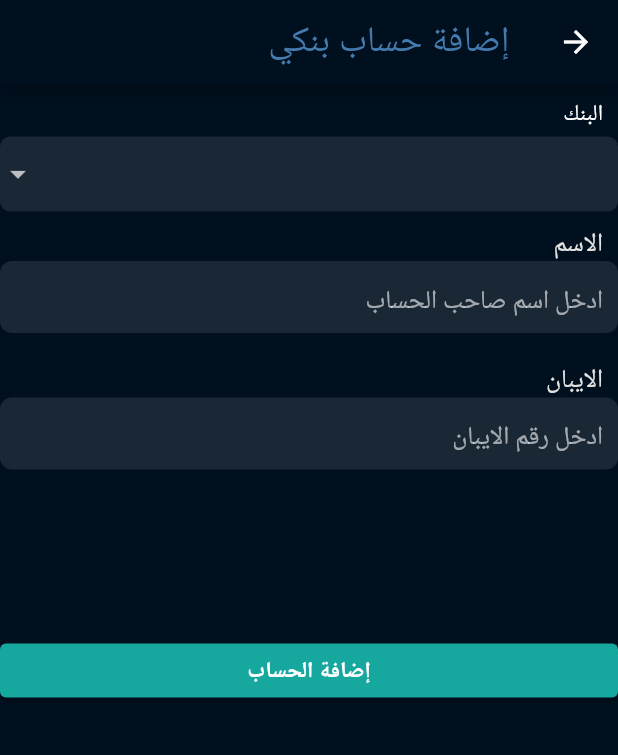
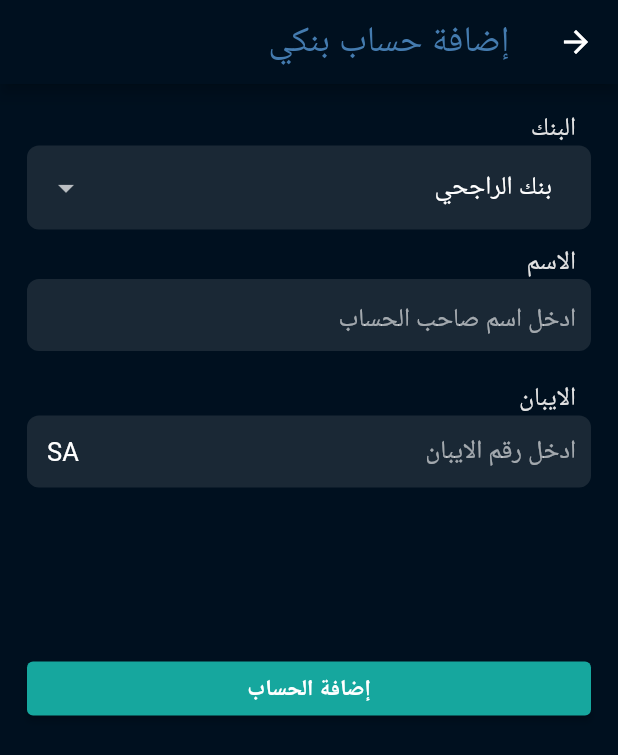
Before and after one commit to Abdulaziz4/aomlah, a Flutter app: the BankAccountSelectionView screen opened by its route, after a tap on an icon or button, on a phone screen of 412 x 824 dp. Shown: the top 755 px of the screen. Run offline on Flutter 3.47's test engine with Material 2 defaults, Android fonts, the phone set to English and light mode, and no system bars; our stand-ins replace firebase_core, flutter_spinkit, flutter_svg, google_fonts, logger, rxdart and 4 more; missing offline and left inert: clipboard; accounts and stored records are empty; network calls fail; Roboto replaces fonts that are missing (Cairo).

Commit message:
Create Bank Account Link to DB

```diff
--- a/lib/core/enums/aomlah_tables.dart
+++ b/lib/core/enums/aomlah_tables.dart
@@ -1 +1 @@
-enum AomlahTable { profiles, offers, wallets, view_profiles }
+enum AomlahTable { profiles, offers, wallets, view_profiles, bank_accounts }
--- a/lib/core/models/aomlah_user.dart
+++ b/lib/core/models/aomlah_user.dart
@@ -44,9 +44,9 @@ class AomlahUser {
   factory AomlahUser.fromJson(Map<String, dynamic> map) {
     List<BankAccount> accounts = [];
     if ((map["bank_accounts"] as List).first != null) {
-      accounts = (map["bank_accounts"] as List)
-          .map((e) => BankAccount.fromJson(e))
-          .toList();
+      accounts = (map["bank_accounts"] as List).map((e) {
+        return BankAccount.fromJson(e);
+      }).toList();
     }
     return AomlahUser(
       profileId: map['profile_id'] ?? '',
--- a/lib/core/models/bank_account.dart
+++ b/lib/core/models/bank_account.dart
@@ -4,31 +4,32 @@ class BankAccount {
   final String iban;
   final String ownerName;
   final String bankName;
+  final String profileId;
 
   BankAccount({
     required this.iban,
     required this.ownerName,
     required this.bankName,
+    required this.profileId,
   });
 
-  Map<String, dynamic> toMap() {
+  Map<String, dynamic> toJson() {
     return {
       'iban': iban,
       'owner_name': ownerName,
       'bank_name': bankName,
+      "profile_id": profileId,
     };
   }
 
-  factory BankAccount.fromMap(Map<String, dynamic> map) {
+  factory BankAccount.fromJson(Map<String, dynamic> map) {
     return BankAccount(
       iban: map['iban'] ?? '',
       ownerName: map['owner_name'] ?? '',
       bankName: map['bank_name'] ?? '',
+      profileId: map['profile_id'] ?? '',
     );
   }
 
-  String toJson() => json.encode(toMap());
-
-  factory BankAccount.fromJson(String source) =>
-      BankAccount.fromMap(json.decode(source));
+  String ibanLabel() => "SA " + iban;
 }
--- a/lib/core/services/abstract_supabase.dart
+++ b/lib/core/services/abstract_supabase.dart
@@ -67,6 +67,8 @@ abstract class AbstractSupabase {
       query: query,
       select: select,
     ).execute();
+
+    print(response.data);
 
     if (response.error != null) {
       throw Exception("حدث خطأ ما، الرجاء المحاولة لاحقاً");
--- a/lib/core/services/supabase_service.dart
+++ b/lib/core/services/supabase_service.dart
@@ -1,5 +1,6 @@
 import 'package:aomlah/core/enums/aomlah_tables.dart';
 import 'package:aomlah/core/models/aomlah_user.dart';
+import 'package:aomlah/core/models/bank_account.dart';
 import 'package:aomlah/core/models/offer.dart';
 import 'package:aomlah/core/models/wallet.dart';
 import 'package:aomlah/core/services/abstract_supabase.dart';
@@ -69,6 +70,10 @@ class SupabaseService extends AbstractSupabase {
     await insert(AomlahTable.offers, offer.toJson());
   }
 
+  Future<void> createBank(BankAccount account) async {
+    await insert(AomlahTable.bank_accounts, account.toJson());
+  }
+
   Future<void> createWallet(
     Wallet wallet,
   ) async {
--- a/lib/ui/add_bank_account/add_bank_acc_view.dart
+++ /dev/null
@@ -1,80 +0,0 @@
-import 'package:aomlah/ui/shared/rounded_input_field.dart';
-import 'package:aomlah/ui/views/bank_account_selection/Custom_Menu_V2.dart';
-import 'package:aomlah/ui/views/create_offer/common/custom_menu.dart';
-import 'package:flutter/material.dart';
-import 'package:flutter_svg/svg.dart';
-
-class AddBankAccView extends StatefulWidget {
-  const AddBankAccView({Key? key}) : super(key: key);
-
-  @override
-  State<AddBankAccView> createState() => _addBankAccState();
-}
-
-class _addBankAccState extends State<AddBankAccView> {
-  final bankList = [
-    'بنك الاهلي',
-    'بنك الراجحي',
-    'بنك ساب',
-    'بنك الرياض',
-    'بنك الإنماء',
-    'بنك البلاد',
-    'البنك السعودي للإستثمار'
-  ];
-  String? cListVal, currListVal;
-  @override
-  Widget build(BuildContext context) {
-    FocusNode myFocusNode = new FocusNode();
-
-    return Scaffold(
-        appBar: AppBar(
-          title: Text("إضافة حساب بنكي"),
-        ),
-        body: Column(
-          crossAxisAlignment: CrossAxisAlignment.start,
-          children: <Widget>[
-            Container(
-              margin: EdgeInsets.fromLTRB(0, 10, 10, 5),
-              child: Text("البنك"),
-            ),
-            CustomMenuV2(
-              dropdownButton: bankAccDropButton(),
-              menuMargin: EdgeInsets.all(0),
-            ),
-            RoundedInputField(
-              label: "الاسم",
-              hintText: "ادخل اسم صاحب الحساب",
-            ),
-            RoundedInputField(
-              label: "الايبان",
-              hintText: "ادخل رقم الايبان",
-            ),
-            Container(height: 100),
-            SizedBox(
-              width: MediaQuery.of(context).size.width,
-              child: ElevatedButton(
-                  onPressed: () {},
-                  child: Text("إضافة الحساب"),
-                  style: ElevatedButton.styleFrom(onPrimary: Colors.white)),
-            ),
-          ],
-        ));
-  }
-
-  DropdownButton bankAccDropButton() => DropdownButton(
-        isExpanded: true,
-        items: bankList.map(buildBankItems).toList(),
-        onChanged: (value) => setState(() => this.cListVal = value as String?),
-        value: cListVal,
-      );
-
-  DropdownMenuItem<String> buildBankItems(String item) => DropdownMenuItem(
-        value: item,
-        child: Text(
-          item,
-          style: TextStyle(
-            //fontWeight: FontWeight.bold,
-          ),
-        ),
-      );
-}
--- a/lib/ui/shared/bank_account_card.dart
+++ b/lib/ui/shared/bank_account_card.dart
@@ -34,7 +34,7 @@ class BankAccountCard extends StatelessWidget {
               ),
             ),
             Text(
-              bank.iban,
+              bank.ibanLabel(),
               style: Constants.smallText,
             ),
           ],
--- a/lib/ui/shared/bank_account_item.dart
+++ b/lib/ui/shared/bank_account_item.dart
@@ -26,7 +26,7 @@ class BankAccountItem extends StatelessWidget {
         ),
         SizedBox(width: 5),
         Text(
-          "بنك " + bankName,
+          bankName,
           style: textStyle ?? Constants.smallText,
         ),
       ],
--- /dev/null
+++ b/lib/ui/views/add_bank_account/add_bank_account_view.dart
@@ -0,0 +1,156 @@
+import 'package:aomlah/core/app/utils/constants.dart';
+import 'package:aomlah/ui/shared/busy_overlay.dart';
+import 'package:aomlah/ui/shared/rounded_input_field.dart';
+import 'package:aomlah/ui/views/add_bank_account/viewmodels/add_bank_account_viewmodel.dart';
+import 'package:flutter/material.dart';
+import 'package:stacked/stacked.dart';
+
+class AddBankAccountView extends StatefulWidget {
+  const AddBankAccountView({Key? key}) : super(key: key);
+
+  @override
+  State<AddBankAccountView> createState() => _AddBankAccountViewState();
+}
+
+class _AddBankAccountViewState extends State<AddBankAccountView> {
+  final bankList = [
+    'بنك الاهلي',
+    'بنك الراجحي',
+    'بنك ساب',
+    'بنك الرياض',
+    'بنك الإنماء',
+    'بنك البلاد',
+    'البنك السعودي للإستثمار'
+  ];
+
+  @override
+  Widget build(BuildContext context) {
+    return ViewModelBuilder<AddBankAccountViewmodel>.reactive(
+        viewModelBuilder: () => AddBankAccountViewmodel(),
+        builder: (context, viewmodel, _) {
+          return BusyOverlay(
+            isBusy: viewmodel.isBusy,
+            child: Scaffold(
+              appBar: AppBar(
+                title: Text("إضافة حساب بنكي"),
+              ),
+              body: Form(
+                key: viewmodel.formKey,
+                child: Padding(
+                  padding: const EdgeInsets.all(18.0),
+                  child: Column(
+                    crossAxisAlignment: CrossAxisAlignment.start,
+                    children: <Widget>[
+                      buildLabel(),
+                      buildDropdownWrapper(
+                        viewmodel.bankAccount,
+                        viewmodel.setBank,
+                      ),
+                      RoundedInputField(
+                        label: "الاسم",
+                        hintText: "ادخل اسم صاحب الحساب",
+                        validator: (value) {
+                          if (value == null || value.isEmpty) {
+                            return "الرجاء إدخال الاسم";
+                          }
+                          return null;
+                        },
+                        onSave: viewmodel.setName,
+                      ),
+                      RoundedInputField(
+                        label: "الايبان",
+                        hintText: "ادخل رقم الايبان",
+                        validator: (value) {
+                          if (value == null || value.isEmpty) {
+                            return "الرجاء إدخال الايبان";
+                          } else if (value.length < 22) {
+                            return "الرجاء إدخال ايبان يحتوي على اكثر من ٢٢ رقم";
+                          }
+                          return null;
+                        },
+                        onSave: viewmodel.setIban,
+                        suffix: Column(
+                          mainAxisAlignment: MainAxisAlignment.center,
+                          children: [
+                            Text(
+                              "SA",
+                              style: Constants.smallText,
+                            ),
+                          ],
+                        ),
+                      ),
+                      Container(height: 100),
+                      SizedBox(
+                        width: MediaQuery.of(context).size.width,
+                        child: ElevatedButton(
+                          onPressed: viewmodel.submit,
+                          child: Text("إضافة الحساب"),
+                          style:
+                              ElevatedButton.styleFrom(onPrimary: Colors.white),
+                        ),
+                      ),
+                    ],
+                  ),
+                ),
+              ),
+            ),
+          );
+        });
+  }
+
+  DropdownButton bankAccDropButton(
+    String? currentVal,
+    void Function(String?) setValue,
+  ) =>
+      DropdownButton<String>(
+        isExpanded: true,
+        items: bankList.map(buildBankItems).toList(),
+        hint: Text("اختر بنك"),
+        onChanged: setValue,
+        value: currentVal,
+      );
+
+  DropdownMenuItem<String> buildBankItems(String item) => DropdownMenuItem(
+        value: item,
+        child: Text(
+          item,
+          style: TextStyle(),
+        ),
+      );
+
+  Widget buildDropdownWrapper(
+    String? currentVal,
+    void Function(String?) setValue,
+  ) {
+    return Container(
+      decoration: BoxDecoration(
+        color: Constants.black3dp,
+        borderRadius: BorderRadius.circular(8),
+      ),
+      padding: const EdgeInsets.symmetric(horizontal: 10, vertical: 4),
+      child: Theme(
+        data: Theme.of(context).copyWith(
+          canvasColor: Constants.black5dp,
+        ),
+        child: ButtonTheme(
+          alignedDropdown: true,
+          child: DropdownButtonHideUnderline(
+            child: bankAccDropButton(currentVal, setValue),
+          ),
+        ),
+      ),
+    );
+  }
+
+  Widget buildLabel() {
+    return Container(
+      padding: EdgeInsets.only(right: 10.0),
+      child: Text(
+        "البنك",
+        style: Constants.smallText.copyWith(
+          color: Color(0xFFE2E2E2),
+        ),
+      ),
+    );
+  }
+}
--- /dev/null
+++ b/lib/ui/views/add_bank_account/viewmodels/add_bank_account_viewmodel.dart
@@ -0,0 +1,62 @@
+import 'package:aomlah/core/app/app.locator.dart';
+import 'package:aomlah/core/models/bank_account.dart';
+import 'package:aomlah/core/services/supabase_service.dart';
+import 'package:aomlah/core/services/user_service.dart';
+import 'package:flutter/material.dart';
+import 'package:stacked/stacked.dart';
+import 'package:stacked_services/stacked_services.dart';
+
+class AddBankAccountViewmodel extends BaseViewModel {
+  final _supabaseService = locator<SupabaseService>();
+  final _userService = locator<UserService>();
+  final _navService = locator<NavigationService>();
+
+  String? bankAccount = "بنك الراجحي";
+  String? name;
+  String? iban;
+
+  GlobalKey<FormState> formKey = GlobalKey<FormState>();
+
+  final List<String> bankList = [
+    'بنك الاهلي',
+    'بنك الراجحي',
+    'بنك ساب',
+    'بنك الرياض',
+    'بنك الإنماء',
+    'بنك البلاد',
+    'البنك السعودي للإستثمار'
+  ];
+
+  void submit() async {
+    print("Submit");
+    bool isValid = formKey.currentState!.validate();
+    if (!isValid) {
+      return;
+    }
+    formKey.currentState!.save();
+    setBusy(true);
+    final bank = BankAccount(
+      iban: iban!,
+      ownerName: name!,
+      bankName: bankAccount!,
+      profileId: _userService.user.profileId,
+    );
+    await _supabaseService.createBank(bank);
+    await _userService.fetchAndUpdateUser();
+    setBusy(false);
+    _navService.back();
+  }
+
+  void setBank(String? value) {
+    bankAccount = value ?? "";
+    notifyListeners();
+  }
+
+  void setName(String? value) {
+    name = value ?? "";
+  }
+
+  void setIban(String? value) {
+    iban = value ?? "";
+  }
+}
--- a/lib/ui/views/bank_account_selection/Custom_Menu_V2.dart
+++ /dev/null
@@ -1,24 +0,0 @@
-import 'package:aomlah/core/app/utils/constants.dart';
-import 'package:flutter/material.dart';
-
-class CustomMenuV2 extends StatelessWidget {
-  final DropdownButton dropdownButton;
-  final EdgeInsetsGeometry? menuMargin;
-  const CustomMenuV2(
-      {Key? key, required this.dropdownButton, required this.menuMargin})
-      : super(key: key);
-
-  @override
-  Widget build(BuildContext context) {
-    return Container(
-        height: 50,
-        width: MediaQuery.of(context).size.width,
-        decoration: BoxDecoration(
-          borderRadius: BorderRadius.circular(7),
-          color: Constants.black3dp,
-        ),
-        margin: menuMargin,
-        //padding: EdgeInsets.symmetric(vertical: 0, horizontal: 7),
-        child: DropdownButtonHideUnderline(child: dropdownButton));
-  }
-}
--- a/lib/ui/views/bank_account_selection/bacnk_account_selection_view.dart
+++ b/lib/ui/views/bank_account_selection/bacnk_account_selection_view.dart
@@ -1,4 +1,4 @@
-import 'package:aomlah/ui/add_bank_account/add_bank_acc_view.dart';
+import 'package:aomlah/ui/views/add_bank_account/add_bank_account_view.dart';
 import 'package:flutter/material.dart';
 import 'package:flutter_svg/svg.dart';
 
@@ -12,8 +12,10 @@ class BankAccountSelectionView extends StatelessWidget {
         IconButton(
             onPressed: () {
               {
-                Navigator.push(context,
-                    MaterialPageRoute(builder: (context) => AddBankAccView()));
+                Navigator.push(
+                    context,
+                    MaterialPageRoute(
+                        builder: (context) => AddBankAccountView()));
               }
             },
             icon: SvgPicture.asset("assets/icons/addIcon.svg")),
```
Also changed, not shown: lib/core/services/user_service.dart (+8 -0 lines), lib/ui/views/user_bank_accounts/user_bank_accounts_view.dart (+8 -8 lines).
